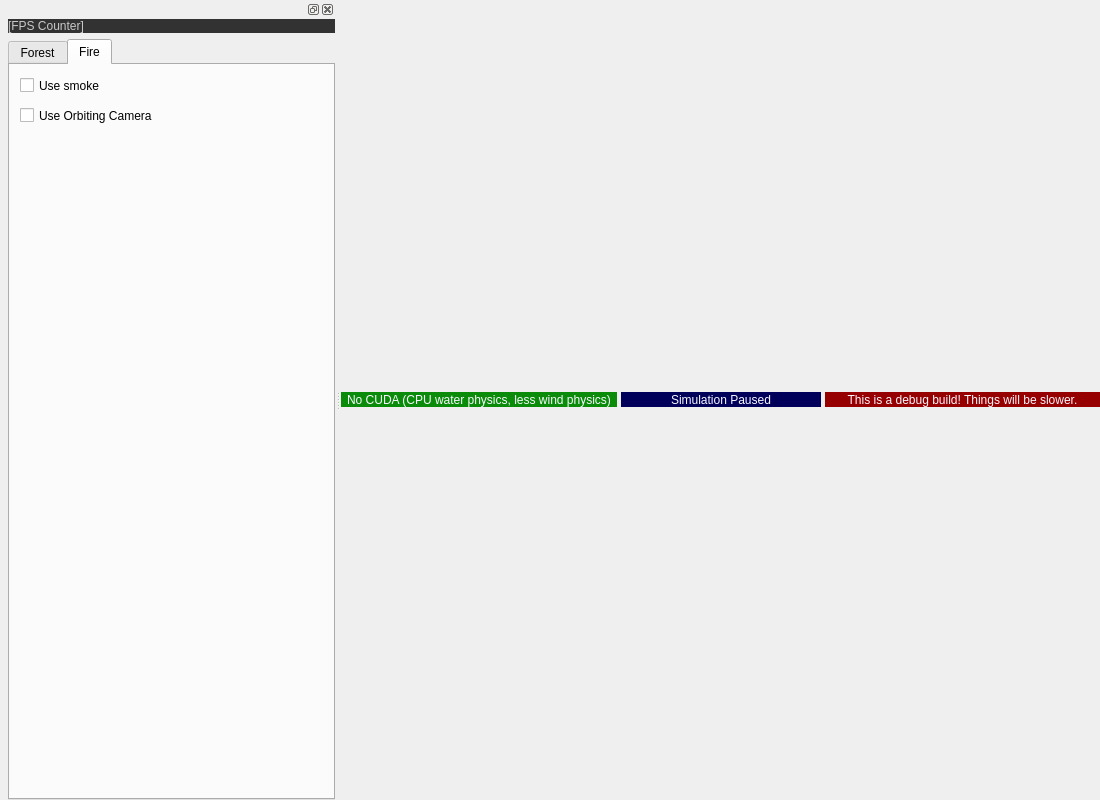
herewegoblueno/team-wildfire, file ui/mainwindow.ui: the form before one commit.
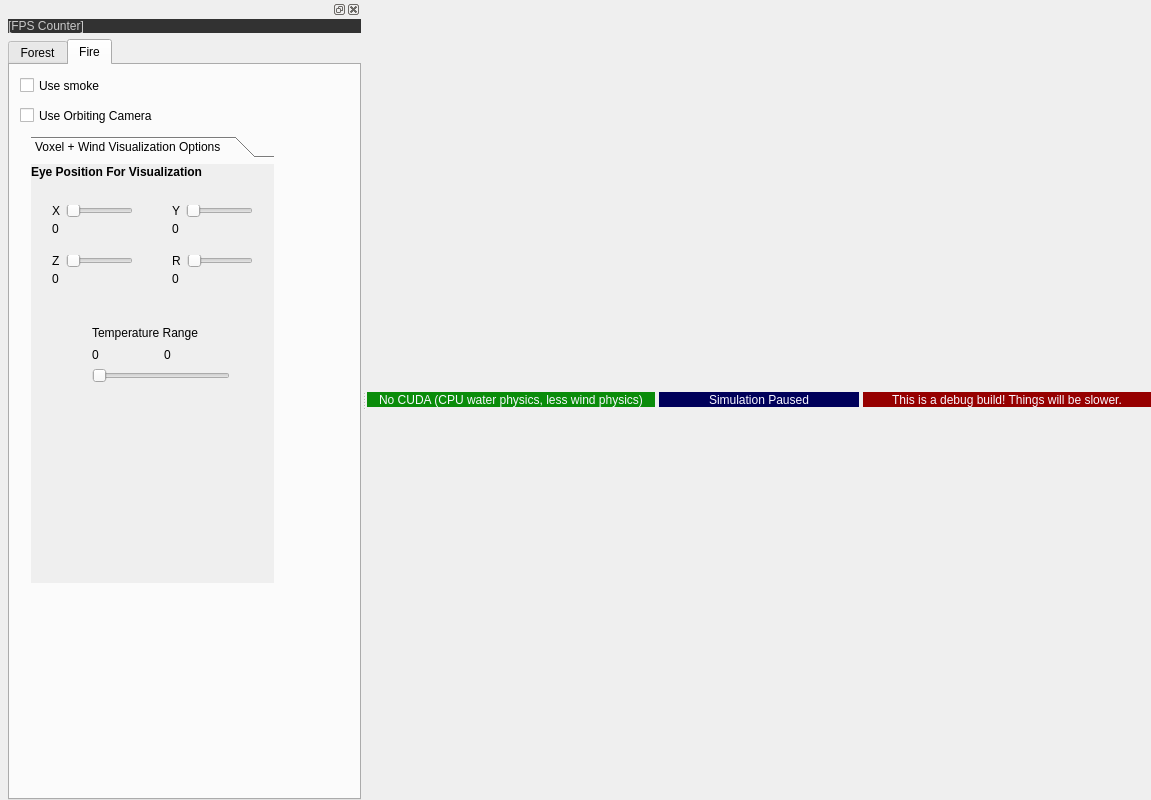
The form after the commit. The open tabs and pages were chosen to show the change. Custom widgets are drawn as their Qt base class.

Diff of the .ui file:
```diff
--- a/ui/mainwindow.ui
+++ b/ui/mainwindow.ui
@@ -6,7 +6,7 @@
    <rect>
     <x>0</x>
     <y>0</y>
-    <width>1100</width>
+    <width>1151</width>
     <height>800</height>
    </rect>
   </property>
@@ -135,8 +135,8 @@
   <widget class="QDockWidget" name="Dock">
    <property name="minimumSize">
     <size>
-     <width>335</width>
-     <height>575</height>
+     <width>361</width>
+     <height>629</height>
     </size>
    </property>
    <attribute name="dockWidgetArea">
@@ -1115,7 +1115,238 @@
              <height>469</height>
             </rect>
            </property>
-           <layout class="QHBoxLayout" name="horizontalLayout_4"/>
+           <layout class="QHBoxLayout" name="horizontalLayout_4">
+            <item>
+             <widget class="QToolBox" name="fireToolBox">
+              <property name="currentIndex">
+               <number>0</number>
+              </property>
+              <widget class="QWidget" name="ForestVisualization_2">
+               <property name="geometry">
+                <rect>
+                 <x>0</x>
+                 <y>0</y>
+                 <width>243</width>
+                 <height>412</height>
+                </rect>
+               </property>
+               <attribute name="label">
+                <string>Voxel + Wind Visualization Options</string>
+               </attribute>
+               <widget class="QWidget" name="verticalLayoutWidget_6">
+                <property name="geometry">
+                 <rect>
+                  <x>130</x>
+                  <y>30</y>
+                  <width>103</width>
+                  <height>51</height>
+                 </rect>
+                </property>
+                <layout class="QVBoxLayout" name="forestVisualizationEyeYSliderSuperParent_2">
+                 <item>
+                  <layout class="QHBoxLayout" name="forestVisualizationEyeYSliderParent_2">
+                   <item>
+                    <widget class="QLabel" name="forestVisualizationEyeYLabel_2">
+                     <property name="text">
+                      <string>Y</string>
+                     </property>
+                    </widget>
+                   </item>
+                   <item>
+                    <widget class="QSlider" name="forestVisualizationEyeYSlider_2">
+                     <property name="orientation">
+                      <enum>Qt::Horizontal</enum>
+                     </property>
+                    </widget>
+                   </item>
+                  </layout>
+                 </item>
+                 <item>
+                  <widget class="QLabel" name="forestVisualizationEyeYValue_2">
+                   <property name="text">
+                    <string>0</string>
+                   </property>
+                  </widget>
+                 </item>
+                </layout>
+               </widget>
+               <widget class="QWidget" name="verticalLayoutWidget_7">
+                <property name="geometry">
+                 <rect>
+                  <x>10</x>
+                  <y>80</y>
+                  <width>103</width>
+                  <height>51</height>
+                 </rect>
+                </property>
+                <layout class="QVBoxLayout" name="forestVisualizationEyeZSliderSuperParent_2">
+                 <item>
+                  <layout class="QHBoxLayout" name="forestVisualizationEyeZSliderParent_2">
+                   <item>
+                    <widget class="QLabel" name="forestVisualizationEyeZLabel_2">
+                     <property name="text">
+                      <string>Z</string>
+                     </property>
+                    </widget>
+                   </item>
+                   <item>
+                    <widget class="QSlider" name="forestVisualizationEyeZSlider_2">
+                     <property name="orientation">
+                      <enum>Qt::Horizontal</enum>
+                     </property>
+                    </widget>
+                   </item>
+                  </layout>
+                 </item>
+                 <item>
+                  <widget class="QLabel" name="forestVisualizationEyeZValue_2">
+                   <property name="text">
+                    <string>0</string>
+                   </property>
+                  </widget>
+                 </item>
+                </layout>
+               </widget>
+               <widget class="QWidget" name="verticalLayoutWidget_8">
+                <property name="geometry">
+                 <rect>
+                  <x>10</x>
+                  <y>30</y>
+                  <width>103</width>
+                  <height>51</height>
+                 </rect>
+                </property>
+                <layout class="QVBoxLayout" name="forestVisualizationEyeXSliderSuperParent_2">
+                 <item>
+                  <layout class="QHBoxLayout" name="forestVisualizationEyeXSliderParent_2">
+                   <item>
+                    <widget class="QLabel" name="forestVisualizationEyeXLabel_2">
+                     <property name="text">
+                      <string>X</string>
+                     </property>
+                    </widget>
+                   </item>
+                   <item>
+                    <widget class="QSlider" name="forestVisualizationEyeXSlider_2">
+                     <property name="orientation">
+                      <enum>Qt::Horizontal</enum>
+                     </property>
+                    </widget>
+                   </item>
+                  </layout>
+                 </item>
+                 <item>
+                  <widget class="QLabel" name="forestVisualizationEyeXValue_2">
+                   <property name="text">
+                    <string>0</string>
+                   </property>
+                  </widget>
+                 </item>
+                </layout>
+               </widget>
+               <widget class="QWidget" name="verticalLayoutWidget_9">
+                <property name="geometry">
+                 <rect>
+                  <x>130</x>
+                  <y>80</y>
+                  <width>103</width>
+                  <height>51</height>
+                 </rect>
+                </property>
+                <layout class="QVBoxLayout" name="forestVisualizationEyeRSliderSuperParent_2">
+                 <item>
+                  <layout class="QHBoxLayout" name="forestVisualizationEyeRSliderParent_2">
+                   <item>
+                    <widget class="QLabel" name="forestVisualizationEyeRLabel_2">
+                     <property name="text">
+                      <string>R</string>
+                     </property>
+                    </widget>
+                   </item>
+                   <item>
+                    <widget class="QSlider" name="forestVisualizationEyeRSlider_2">
+                     <property name="orientation">
+                      <enum>Qt::Horizontal</enum>
+                     </property>
+                    </widget>
+                   </item>
+                  </layout>
+                 </item>
+                 <item>
+                  <widget class="QLabel" name="forestVisualizationEyeRValue_2">
+                   <property name="text">
+                    <string>0</string>
+                   </property>
+                  </widget>
+                 </item>
+                </layout>
+               </widget>
+               <widget class="QWidget" name="verticalLayoutWidget_10">
+                <property name="geometry">
+                 <rect>
+                  <x>50</x>
+                  <y>150</y>
+                  <width>160</width>
+                  <height>80</height>
+                 </rect>
+                </property>
+                <layout class="QVBoxLayout" name="forestVisualizationTemperatureSuperParent_2">
+                 <item>
+                  <widget class="QLabel" name="forestVisualizationTemperatureLabel_2">
+                   <property name="text">
+                    <string>Temperature Range</string>
+                   </property>
+                  </widget>
+                 </item>
+                 <item>
+                  <layout class="QHBoxLayout" name="horizontalLayout_12">
+                   <item>
+                    <widget class="QLabel" name="forestVisualizationTemperatureMinValue_2">
+                     <property name="text">
+                      <string>0</string>
+                     </property>
+                    </widget>
+                   </item>
+                   <item>
+                    <widget class="QLabel" name="forestVisualizationTemperatureMaxValue_2">
+                     <property name="text">
+                      <string>0</string>
+                     </property>
+                    </widget>
+                   </item>
+                  </layout>
+                 </item>
+                 <item>
+                  <widget class="ctkRangeSlider" name="visualizationTemperatureRangeSlider_2">
+                   <property name="orientation">
+                    <enum>Qt::Horizontal</enum>
+                   </property>
+                  </widget>
+                 </item>
+                </layout>
+               </widget>
+               <widget class="QLabel" name="visualizationEyePosition_2">
+                <property name="geometry">
+                 <rect>
+                  <x>0</x>
+                  <y>0</y>
+                  <width>269</width>
+                  <height>16</height>
+                 </rect>
+                </property>
+                <property name="font">
+                 <font>
+                  <bold>true</bold>
+                 </font>
+                </property>
+                <property name="text">
+                 <string>Eye Position For Visualization</string>
+                </property>
+               </widget>
+              </widget>
+             </widget>
+            </item>
+           </layout>
           </widget>
          </widget>
         </widget>
```
Left out of the diff: 32 changed lines with no effect on the pictures.
